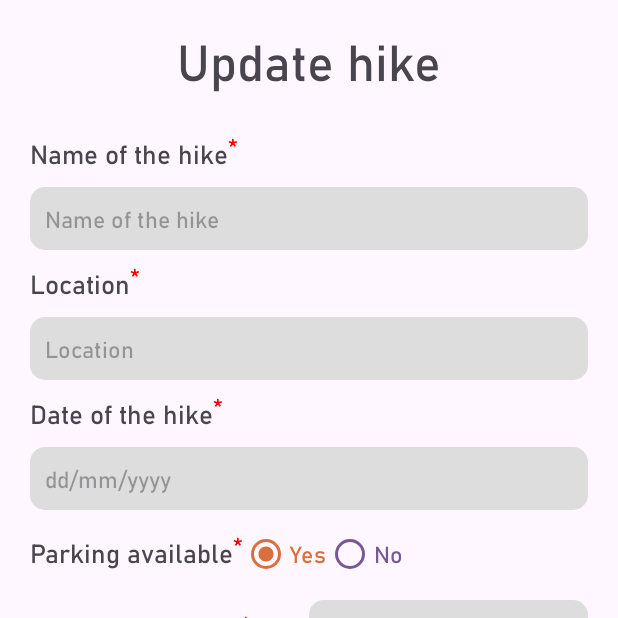
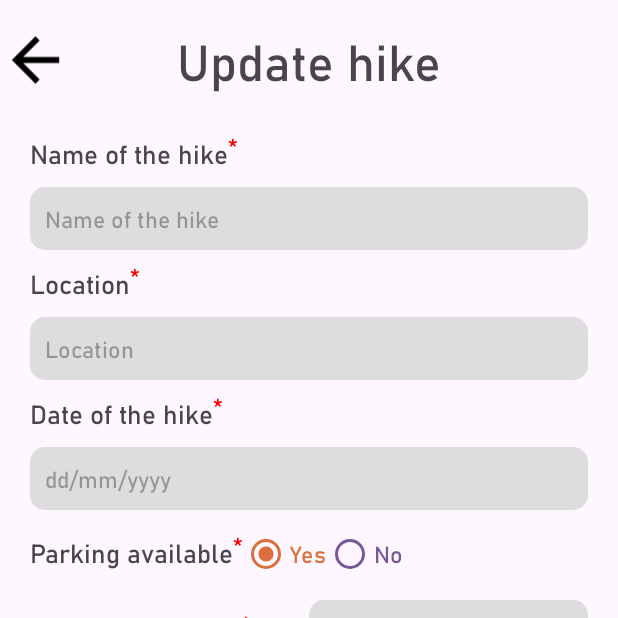
Before and after one commit to PhanTien234/Coursework_HikeMobileApp, an Android app: the fragment EditHikeFragment placed in its activity, on a phone screen of 412 x 824 dp, the top half of it. Run offline under Robolectric (Android 15) with nearby library versions, the phone set to English and light mode, and no system bars.

Commit message:
Done basic App

```diff
--- a/app/src/main/java/com/example/HikeAppCW/activities/MainActivity.java
+++ b/app/src/main/java/com/example/HikeAppCW/activities/MainActivity.java
@@ -13,7 +13,7 @@ import com.example.HikeAppCW.fragments.SearchFragment;
 import com.google.android.material.bottomnavigation.BottomNavigationView;
 
 public class MainActivity extends AppCompatActivity {
-    private BottomNavigationView navigationView;
+    private BottomNavigationView navigationBar;
 
     @Override
     protected void onCreate(Bundle savedInstanceState) {
@@ -22,10 +22,10 @@ public class MainActivity extends AppCompatActivity {
 
         replaceFrameLayout(new HikeFragment());
 
-        navigationView = findViewById(R.id.navMenu);
-        navigationView.setSelectedItemId(R.id.navHome);
+        navigationBar = findViewById(R.id.navMenu);
+        navigationBar.setSelectedItemId(R.id.navHome);
 
-        navigationView.setOnItemSelectedListener(item -> {
+        navigationBar.setOnItemSelectedListener(item -> {
             if (item.getItemId() == R.id.navHome){
                 replaceFrameLayout(new HikeFragment());
             } else if (item.getItemId() == R.id.navAdd){
--- a/app/src/main/java/com/example/HikeAppCW/activities/ObservationAdapter.java
+++ b/app/src/main/java/com/example/HikeAppCW/activities/ObservationAdapter.java
@@ -73,9 +73,9 @@ public class ObservationAdapter extends RecyclerView.Adapter<ObservationAdapter.
         MaterialButton edit, delete;
         public MyObservationViewHolder(@NonNull View itemView) {
             super(itemView);
-            observationName = itemView.findViewById(R.id.cardObservationName);
-            edit = itemView.findViewById(R.id.cardObservationEdit);
-            delete = itemView.findViewById(R.id.cardObservationDelete);
+            observationName = itemView.findViewById(R.id.observationNameCard);
+            edit = itemView.findViewById(R.id.observationEditCard);
+            delete = itemView.findViewById(R.id.observationDeleteCard);
         }
     }
 }
--- a/app/src/main/java/com/example/HikeAppCW/databases/DatabaseHelper.java
+++ b/app/src/main/java/com/example/HikeAppCW/databases/DatabaseHelper.java
@@ -242,4 +242,9 @@ public class DatabaseHelper extends SQLiteOpenHelper {
         db.delete(TABLE_OBSERVATION, OBSERVATION_ID + " = ?",
                 new String[]{String.valueOf(observation.observation_id)});
     }
+
+    public void deleteAllObservations() {
+        SQLiteDatabase db = this.getWritableDatabase();
+        db.delete(TABLE_OBSERVATION, null, null);
+    }
 }
--- a/app/src/main/java/com/example/HikeAppCW/fragments/AddHikeFragment.java
+++ b/app/src/main/java/com/example/HikeAppCW/fragments/AddHikeFragment.java
@@ -47,7 +47,7 @@ public class AddHikeFragment extends Fragment {
 
         String[] item = getResources().getStringArray(R.array.level_list);
         AutoCompleteTextView autoCompleteTextView = v.findViewById(R.id.hikeLevel);
-        ArrayAdapter<String> adapterItem = new ArrayAdapter<>(getContext(), R.layout.dropdown_list, item);
+        ArrayAdapter<String> adapterItem = new ArrayAdapter<>(getContext(), R.layout.list_dropdown, item);
         autoCompleteTextView.setAdapter(adapterItem);
 
         dateHike = v.findViewById(R.id.hikeDate);
--- /dev/null
+++ b/app/src/main/res/drawable/icon_back.xml
@@ -0,0 +1,5 @@
+<vector android:autoMirrored="true" android:height="24dp"
+    android:tint="#000000" android:viewportHeight="24"
+    android:viewportWidth="24" android:width="24dp" xmlns:android="http://schemas.android.com/apk/res/android">
+    <path android:fillColor="@android:color/white" android:pathData="M20,11H7.83l5.59,-5.59L12,4l-8,8 8,8 1.41,-1.41L7.83,13H20v-2z"/>
+</vector>
--- a/app/src/main/res/layout/fragment_add_observation.xml
+++ b/app/src/main/res/layout/fragment_add_observation.xml
@@ -102,5 +102,9 @@
             android:textSize="20dp" />
 
     </LinearLayout>
-
+    <ImageView
+        android:id="@+id/backObservationFragment2"
+        android:layout_width="47dp"
+        android:layout_height="80dp"
+        android:src="@drawable/icon_back" />
 </FrameLayout>
--- a/app/src/main/res/layout/fragment_edit_hike.xml
+++ b/app/src/main/res/layout/fragment_edit_hike.xml
@@ -1,5 +1,6 @@
 <?xml version="1.0" encoding="utf-8"?>
 <FrameLayout xmlns:android="http://schemas.android.com/apk/res/android"
+    xmlns:app="http://schemas.android.com/apk/res-auto"
     xmlns:tools="http://schemas.android.com/tools"
     android:layout_width="match_parent"
     android:layout_height="match_parent"
@@ -107,11 +108,6 @@
             android:orientation="horizontal"
             android:layout_marginVertical="5dp"
             android:gravity="center">
-            <!--<TextView
-                android:layout_width="0dp"
-                android:layout_weight="1"
-                style="@style/textTile"
-                android:text="@string/difficult" />-->
 
             <com.google.android.material.textfield.TextInputLayout
                 style="@style/Widget.MaterialComponents.TextInputLayout.OutlinedBox.ExposedDropdownMenu"
@@ -155,4 +151,10 @@
 
     </LinearLayout>
 
+    <ImageView
+        android:id="@+id/backHikeFragment"
+        android:layout_width="47dp"
+        android:layout_height="80dp"
+        android:src="@drawable/icon_back" />
+
 </FrameLayout>
--- a/app/src/main/res/layout/fragment_edit_observation.xml
+++ b/app/src/main/res/layout/fragment_edit_observation.xml
@@ -103,4 +103,10 @@
 
     </LinearLayout>
 
+    <ImageView
+        android:id="@+id/backObservationFragment"
+        android:layout_width="47dp"
+        android:layout_height="80dp"
+        android:src="@drawable/icon_back" />
+
 </FrameLayout>
--- a/app/src/main/res/layout/observation_card_item.xml
+++ b/app/src/main/res/layout/observation_card_item.xml
@@ -12,7 +12,7 @@
         android:orientation="horizontal"
         android:gravity="center">
         <TextView
-            android:id="@+id/cardObservationName"
+            android:id="@+id/observationNameCard"
             style="@style/textInput"
             android:layout_width="0dp"
             android:layout_weight="1"
@@ -20,14 +20,14 @@
             android:text="NAME"/>
 
         <com.google.android.material.button.MaterialButton
-            android:id="@+id/cardObservationDelete"
+            android:id="@+id/observationDeleteCard"
             android:layout_width="50dp"
             android:layout_height="50dp"
             android:backgroundTint="#BA0000"
             android:paddingLeft="15dp"
             app:icon="@drawable/delete" />
         <com.google.android.material.button.MaterialButton
-            android:id="@+id/cardObservationEdit"
+            android:id="@+id/observationEditCard"
             style="@style/button"
             android:backgroundTint="@color/btncolor"
             android:text="Edit"
```
Also changed, not shown: app/src/main/java/com/example/HikeAppCW/activities/HikeAdapter.java (+7 -8 lines), app/src/main/java/com/example/HikeAppCW/fragments/AddObservationFragment.java (+14 -1 lines), app/src/main/java/com/example/HikeAppCW/fragments/EditHikeFragment.java (+43 -39 lines), app/src/main/java/com/example/HikeAppCW/fragments/EditObservationFragment.java (+13 -3 lines), app/src/main/java/com/example/HikeAppCW/fragments/ObservationFragment.java (+25 -0 lines), app/src/main/java/com/example/HikeAppCW/fragments/SearchFragment.java (+27 -8 lines), app/src/main/res/layout/fragment_observation.xml (+15 -0 lines), app/src/main/res/layout/fragment_search.xml (+14 -4 lines), app/src/main/res/layout/view_card.xml (renamed from app/src/main/res/layout/card_view.xml, +3 -8 lines), app/src/main/res/layout/list_dropdown.xml (renamed from app/src/main/res/layout/dropdown_list.xml).
